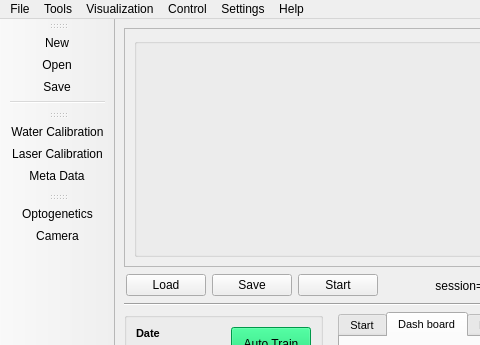
Above: src/foraging_gui/ForagingGUI.ui from AllenNeuralDynamics/dynamic-foraging-task before the change; both pictures show x 0 to 480 and y 0 to 345 of the 960 by 725 pixel window. Below: the same form after it.
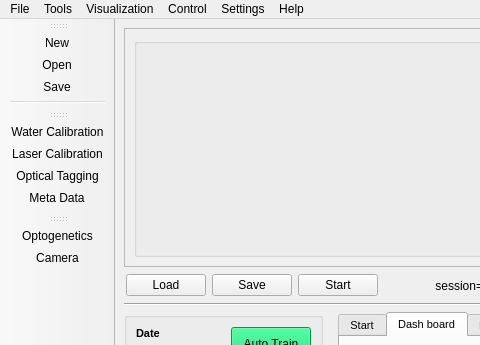
That is the form after the change. The open tabs and pages were chosen to show the change. Icons and pictures are not drawn.

Diff of the .ui file:
```diff
--- a/src/foraging_gui/ForagingGUI.ui
+++ b/src/foraging_gui/ForagingGUI.ui
@@ -4982,6 +4982,7 @@
    </attribute>
    <addaction name="action_Calibration"/>
    <addaction name="actionLaser_Calibration"/>
+   <addaction name="actionOptical_Tagging"/>
    <addaction name="actionMeta_Data"/>
   </widget>
   <widget class="QToolBar" name="toolBar_3">
@@ -5246,6 +5247,15 @@
     <string>Open video folder</string>
    </property>
   </action>
+  <action name="actionOptical_Tagging">
+   <property name="icon">
+    <iconset>
+     <normaloff>resources/OpticalTagging.jpg</normaloff>resources/OpticalTagging.jpg</iconset>
+   </property>
+   <property name="text">
+    <string>Optical Tagging</string>
+   </property>
+  </action>
  </widget>
  <tabstops>
   <tabstop>Task</tabstop>
```
Left out of the diff: 45 changed lines with no effect on the pictures.
